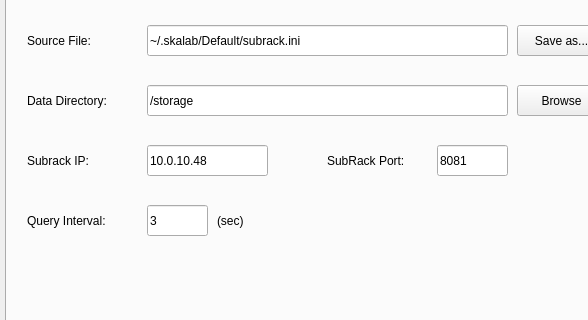
First picture: the form in skalab_subrack.ui, repository amattana/skalab, before the edit; both pictures show x 0 to 588 and y 106 to 426 of the 1171 by 918 pixel window.
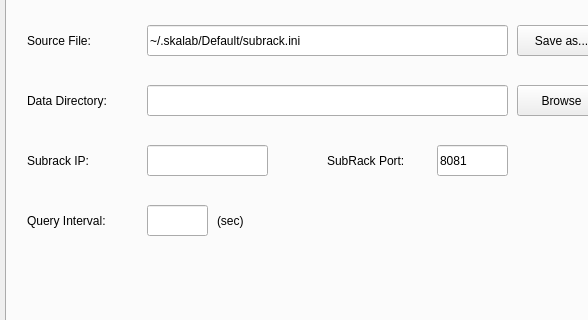
Second picture: the form after the edit. The open tabs and pages were chosen to show the change.

Commit message: skalab init without default fixed

```diff
--- a/skalab_subrack.ui
+++ b/skalab_subrack.ui
@@ -989,7 +989,7 @@
       </rect>
      </property>
      <property name="text">
-      <string>10.0.10.48</string>
+      <string/>
      </property>
      <property name="readOnly">
       <bool>false</bool>
@@ -1059,7 +1059,7 @@
       </rect>
      </property>
      <property name="text">
-      <string>3</string>
+      <string/>
      </property>
      <property name="readOnly">
       <bool>false</bool>
@@ -1126,7 +1126,7 @@
       </rect>
      </property>
      <property name="text">
-      <string>/storage</string>
+      <string/>
      </property>
      <property name="readOnly">
       <bool>false</bool>
```
Left out of the diff: 2 changed lines with no effect on the pictures. The commit also changes 1 other file.
